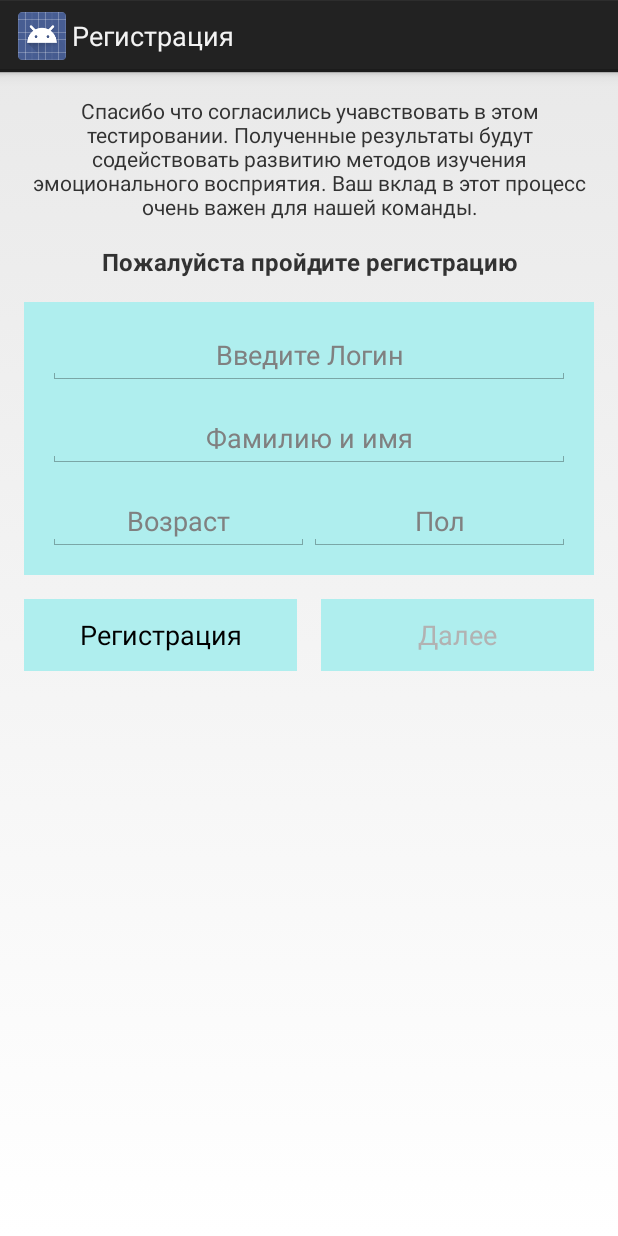
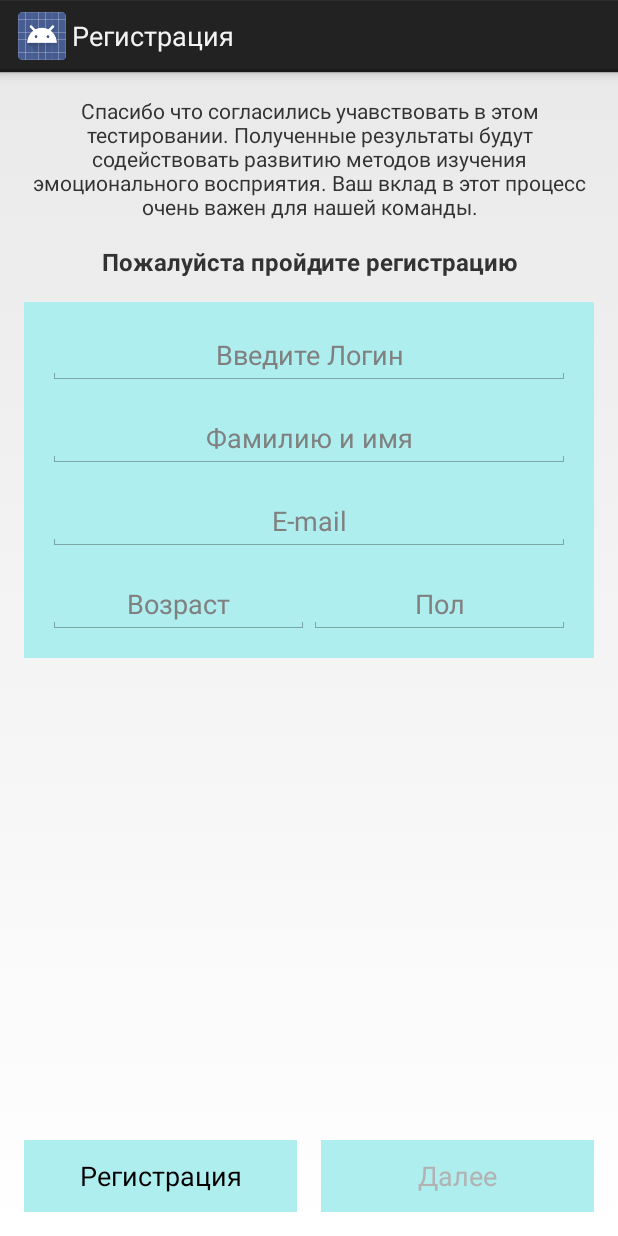
Before and after one commit to Svyatozar/EmoTracker, an Android app: the screen it shows after launch (RegisterActivity), on a phone screen of 412 x 824 dp. Run offline under Robolectric (Android 15) with nearby library versions, the phone set to English and light mode, and no system bars; our stand-ins replace Volley.

Commit message:
завершен процесс регистрации (+ некоторые исправления на сервере)

```diff
--- a/app/src/main/AndroidManifest.xml
+++ b/app/src/main/AndroidManifest.xml
@@ -21,7 +21,6 @@
 
         <activity
             android:name=".activity.RegisterActivity"
-            android:label="@string/register"
             android:screenOrientation="portrait">
             <intent-filter>
                 <action android:name="android.intent.action.MAIN" />
--- a/app/src/main/java/ru/hyperboloid/emotracker/ApplicationWrapper.java
+++ b/app/src/main/java/ru/hyperboloid/emotracker/ApplicationWrapper.java
@@ -1,17 +1,23 @@
 package ru.hyperboloid.emotracker;
 
 import android.app.Application;
+import android.content.Context;
 import android.content.res.Configuration;
 
 import com.android.volley.toolbox.Volley;
 
 import ru.hyperboloid.emotracker.util.NetworkUtil;
+import ru.hyperboloid.emotracker.util.SettingsProvider;
 
 public class ApplicationWrapper extends Application
 {
     private volatile static ApplicationWrapper instance;
 
     private static NetworkUtil networkUtil;
+
+    private static SettingsProvider settingsProvider;
+
+    private static Context context;
 
     @Override
     public void onConfigurationChanged(Configuration newConfig)
@@ -25,7 +31,10 @@ public class ApplicationWrapper extends Application
         super.onCreate();
         instance = this;
 
-        networkUtil = new NetworkUtil(Volley.newRequestQueue(getApplicationContext()));
+        context = getApplicationContext();
+
+        networkUtil = new NetworkUtil(Volley.newRequestQueue(context));
+        settingsProvider = new SettingsProvider(context);
     }
 
     @Override
@@ -38,4 +47,14 @@ public class ApplicationWrapper extends Application
     {
         return networkUtil;
     }
+
+    public static SettingsProvider getSettingsProvider()
+    {
+        return settingsProvider;
+    }
+
+    public static Context getContext()
+    {
+        return context;
+    }
 }
--- a/app/src/main/java/ru/hyperboloid/emotracker/activity/RegisterActivity.java
+++ b/app/src/main/java/ru/hyperboloid/emotracker/activity/RegisterActivity.java
@@ -21,6 +21,7 @@ public class RegisterActivity extends Activity
     private TextView name;
     private TextView age;
     private TextView gender;
+    private TextView email;
 
     @Override
     protected void onCreate(Bundle savedInstanceState)
@@ -32,9 +33,10 @@ public class RegisterActivity extends Activity
         name = (TextView)findViewById(R.id.name);
         age = (TextView)findViewById(R.id.age);
         gender = (TextView)findViewById(R.id.gender);
+        email = (TextView)findViewById(R.id.email);
 
-        Button register = (Button)findViewById(R.id.registerButton);
-        Button goButton = (Button)findViewById(R.id.goButton);
+        final Button register = (Button)findViewById(R.id.registerButton);
+        final Button goButton = (Button)findViewById(R.id.goButton);
 
         register.setOnClickListener(new View.OnClickListener()
         {
@@ -43,7 +45,10 @@ public class RegisterActivity extends Activity
                 @Override
                 public void onCallback(boolean isSuccess)
                 {
-                    startActivity(new Intent(RegisterActivity.this, MainActivity.class));
+                    goButton.setEnabled(true);
+                    register.setEnabled(false);
+
+                    ApplicationWrapper.getSettingsProvider().writeLogin(login.getText().toString());
                 }
             };
 
@@ -54,9 +59,28 @@ public class RegisterActivity extends Activity
                                                                       name.getText().toString(),
                                                                       age.getText().toString(),
                                                                       gender.getText().toString(),
+                                                                      email.getText().toString(),
                                                                       callback);
             }
         });
+
+        goButton.setOnClickListener(new View.OnClickListener()
+        {
+            @Override
+            public void onClick(View view)
+            {
+                startActivity(new Intent(RegisterActivity.this, MainActivity.class));
+            }
+        });
+
+        if (null != ApplicationWrapper.getSettingsProvider().getLogin())
+        {
+            startActivity(new Intent(RegisterActivity.this, MainActivity.class));
+        }
+        else
+        {
+            getActionBar().setTitle(getString(R.string.register));
+        }
     }
 
     @Override
--- /dev/null
+++ b/app/src/main/java/ru/hyperboloid/emotracker/util/SettingsProvider.java
@@ -0,0 +1,47 @@
+package ru.hyperboloid.emotracker.util;
+
+import android.content.Context;
+import android.content.SharedPreferences;
+import android.util.Log;
+
+import ru.hyperboloid.emotracker.R;
+
+/**
+ * Created by svyatozar on 22.05.14.
+ */
+
+public class SettingsProvider
+{
+    private static final String LOGIN_FIELD = "login";
+
+    private String PREFERENCE_FILENAME;
+
+    private SharedPreferences sPref;
+    private Context context;
+
+    public SettingsProvider(Context context)
+    {
+        PREFERENCE_FILENAME = context.getString(R.string.preferences_filename);
+
+        sPref = context.getSharedPreferences(PREFERENCE_FILENAME, context.MODE_MULTI_PROCESS);
+        this.context = context;
+    };
+
+    public void writeLogin(String login)
+    {
+        Log.i("LOG", "WRITE Login = " + login);
+
+        SharedPreferences.Editor ed = sPref.edit();
+
+        ed.putString(LOGIN_FIELD, login);
+
+        ed.commit();
+    }
+
+    public String getLogin()
+    {
+        String login = sPref.getString(LOGIN_FIELD, null);
+
+        return login;
+    }
+}
--- a/app/src/main/res/layout/activity_register.xml
+++ b/app/src/main/res/layout/activity_register.xml
@@ -1,10 +1,23 @@
 <?xml version="1.0" encoding="utf-8"?>
+
+
 
 <LinearLayout xmlns:android="http://schemas.android.com/apk/res/android"
               android:orientation="vertical"
               android:layout_width="match_parent"
               android:layout_height="match_parent"
               android:padding="@dimen/activity_horizontal_margin">
+
+    <ScrollView
+        android:layout_width="match_parent"
+        android:layout_height="match_parent"
+        android:fillViewport="true">
+
+        <LinearLayout
+            android:layout_width="match_parent"
+            android:layout_height="match_parent"
+            android:orientation="vertical">
+
 
             <TextView
                 android:layout_width="match_parent"
@@ -49,6 +62,17 @@
                     android:hint="@string/enter_name"
                     android:gravity="center"/>
 
+                <EditText
+                    android:id="@+id/email"
+                    android:layout_width="match_parent"
+                    android:layout_height="wrap_content"
+                    android:layout_marginTop="@dimen/activity_horizontal_margin"
+                    android:layout_marginLeft="@dimen/activity_horizontal_margin"
+                    android:layout_marginRight="@dimen/activity_horizontal_margin"
+
+                    android:hint="@string/email"
+                    android:gravity="center"/>
+
                 <LinearLayout
                     android:layout_width="match_parent"
                     android:layout_height="wrap_content"
@@ -80,7 +104,8 @@
             <LinearLayout
                 android:orientation="horizontal"
                 android:layout_width="match_parent"
-        android:layout_height="wrap_content"
+                android:layout_height="match_parent"
+                android:gravity="bottom"
                 android:layout_marginTop="@dimen/activity_horizontal_margin">
 
                 <Button
@@ -104,4 +129,7 @@
 
             </LinearLayout>
 
+
         </LinearLayout>
+    </ScrollView>
+</LinearLayout>
--- a/app/src/main/res/layout/item_event.xml
+++ b/app/src/main/res/layout/item_event.xml
@@ -42,6 +42,6 @@
         android:layout_width="wrap_content"
         android:layout_height="wrap_content"
         android:layout_gravity="center_vertical"
-        android:src="@android:drawable/stat_sys_warning"/>
+        android:src="@android:drawable/sym_action_chat"/>
 
 </LinearLayout>
--- a/app/src/main/res/values/strings.xml
+++ b/app/src/main/res/values/strings.xml
@@ -30,6 +30,8 @@
     <string name="device_is_ok">Устройство на руке</string>
     <string name="record">Запись события</string>
     <string name="start">Старт</string>
+    <string name="email">E-mail</string>
 
+    <string name="preferences_filename">emo_preferences</string>
 
 </resources>
```
Also changed, not shown: app/src/main/java/ru/hyperboloid/emotracker/adapters/EventsAdapter.java (added, +94 -0 lines), app/src/main/java/ru/hyperboloid/emotracker/util/NetworkUtil.java (+44 -17 lines), 2 other files. Lines whose indentation alone changed are shown as unchanged.
